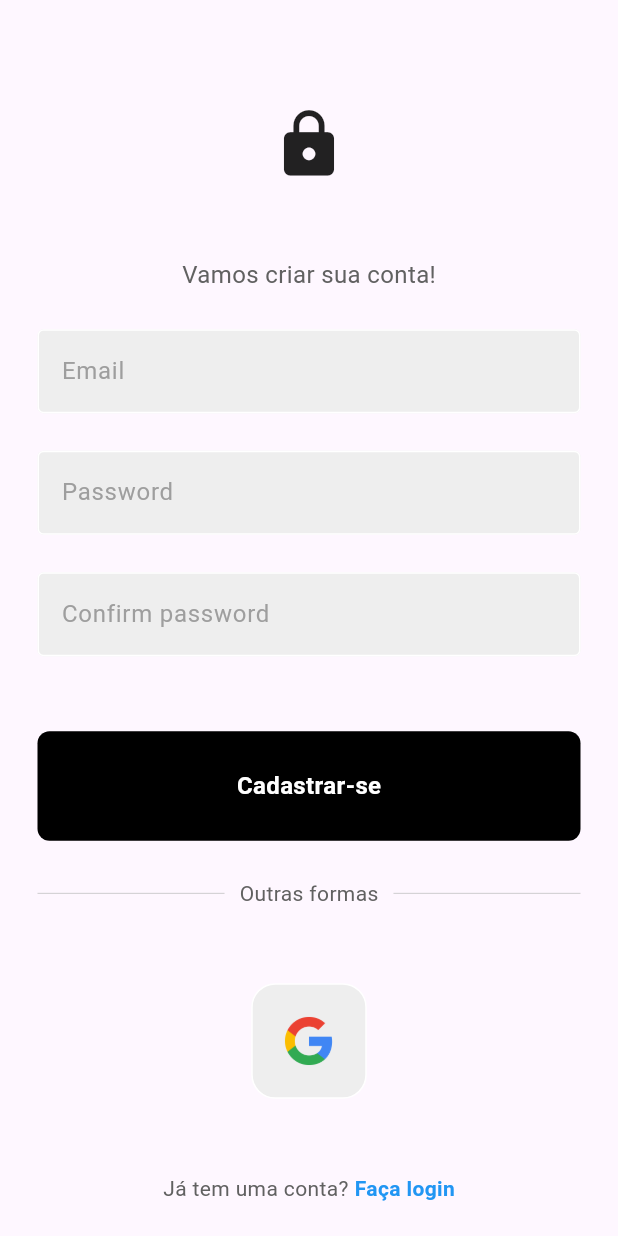
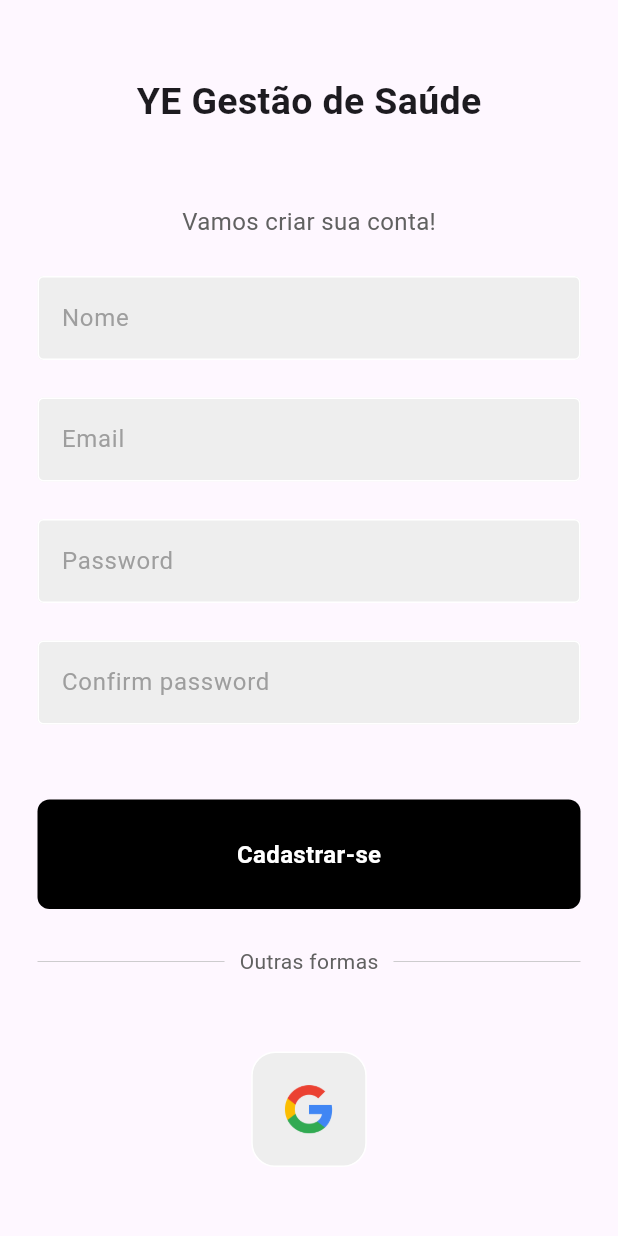
Before and after one commit to pgmaximo/S3_ProjetoIntegrador_SuaSaudeApp, a Flutter app: the RegisterPage screen opened by its route, on a phone screen of 412 x 824 dp. Run offline on Flutter 3.47's test engine with Material 3 defaults, Android fonts, the phone set to English and light mode, and no system bars; our stand-ins replace cloud_firestore, firebase_auth, firebase_core, google_sign_in, hive, hive_flutter and 1 more; missing offline and left inert: syncfusion_flutter_pdf; accounts and stored records are empty.

Commit message:
add registro nome

```diff
--- a/lib/pages/TelaCadastro/register_page.dart
+++ b/lib/pages/TelaCadastro/register_page.dart
@@ -6,6 +6,7 @@
 import 'package:teste_firebase/components/my_textfield.dart';
 import 'package:teste_firebase/components/square_tile.dart';
 import 'package:teste_firebase/services/auth_service.dart';
+import 'package:teste_firebase/services/usuario_service.dart';
 
 class RegisterPage extends StatefulWidget {
   final Function()? onTap;
@@ -17,6 +18,7 @@
 
 class _RegisterPageState extends State<RegisterPage> {
   // controllers
+  final nomeController = TextEditingController();
   final emailController = TextEditingController();
   final passwordController = TextEditingController();
   final confirmPasswordController = TextEditingController();
@@ -40,6 +42,8 @@
           email: emailController.text,
           password: passwordController.text,
         );
+        UsuarioService usuarioService = UsuarioService();
+        usuarioService.setNome(nomeController.text);
         //tirar loading
         Navigator.pop(context);
       } else {
@@ -79,11 +83,9 @@
             children: [
               const SizedBox(height: 50),
 
-              //logo
-              const Icon(
-                Icons.lock,
-                size: 50,
-              ),
+              // texto placeholder, mudar pra um logo depois
+              const Text("YE Gestão de Saúde",
+                  style: TextStyle(fontSize: 25, fontWeight: FontWeight.bold)),
 
               const SizedBox(height: 50),
 
@@ -96,6 +98,15 @@
               const SizedBox(
                 height: 25,
               ),
+
+              //nome textfield
+              MyTextField(
+                controller: nomeController,
+                hintText: "Nome",
+                obscureText: false,
+              ),
+
+              const SizedBox(height: 25),
 
               //user textfield
               MyTextField(
--- a/lib/services/usuario_service.dart
+++ b/lib/services/usuario_service.dart
@@ -22,6 +22,14 @@
         .collection('Usuarios')
         .doc(user.email)
         .set({'pressao': pressao}, SetOptions(merge: true));
+  }
+
+  Future<void> setNome(String nome) async {
+    final user = FirebaseAuth.instance.currentUser!;
+    await _db
+        .collection('Usuarios')
+        .doc(user.email)
+        .set({'nome': nome}, SetOptions(merge: true));
   }
 
   Future<void> setGlicemia(String glicemia) async {
@@ -62,6 +70,14 @@
         .doc(documentID)
         .snapshots()
         .map((snapshot) => snapshot.data()?['pressao'] as String);
+  }
+
+  Stream<String> getNome(String documentID) {
+    return _db
+        .collection('Usuarios')
+        .doc(documentID)
+        .snapshots()
+        .map((snapshot) => snapshot.data()?['nome'] as String);
   }
 
   Stream<String> getGlicemia(String documentId) {
```
Also changed, not shown: lib/pages/home_page.dart (+75 -62 lines).
